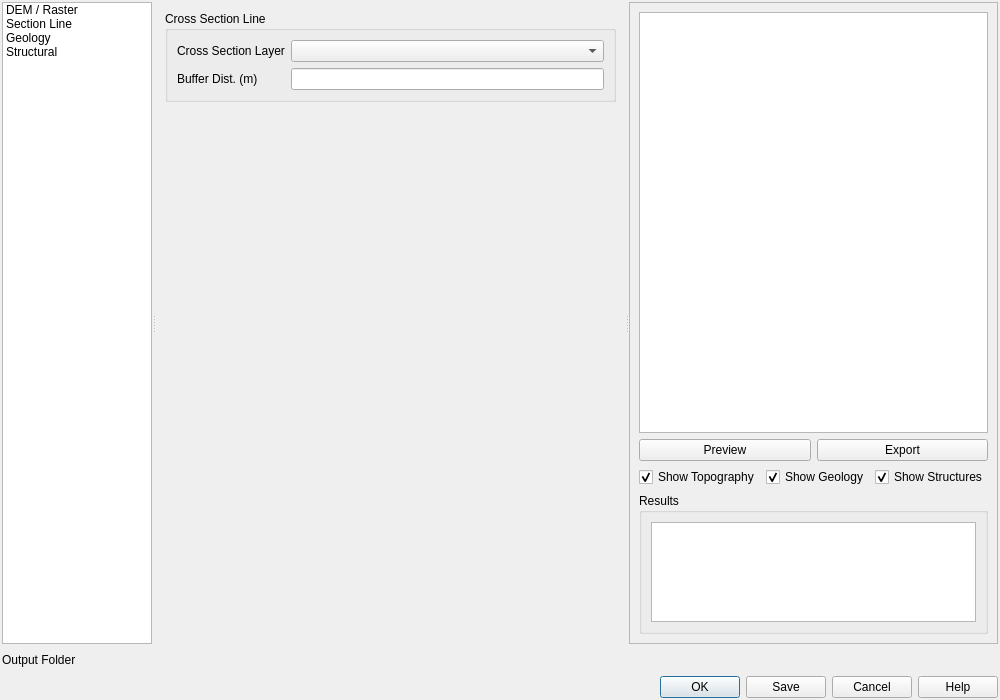
First picture: the form in gui/ui/main_dialog_base.ui, repository geociencio/sec_interp, before the edit.
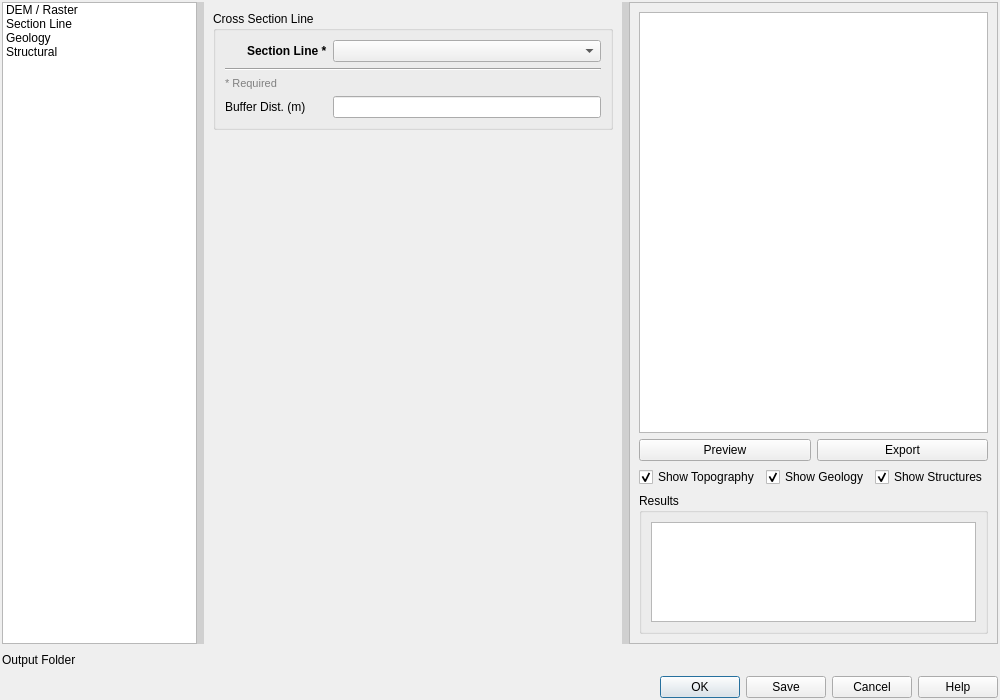
Second picture: the form after the edit. The open tabs and pages were chosen to show the change. Icons and pictures are not drawn. Custom widgets are drawn as their Qt base class.

Commit message:
feat(ui): add required field indicators and fix deprecated QGIS APIs
Add dynamic status icons for required fields (Raster Layer and Section Line)
that change from warning to success when a valid layer is selected.

- Add bold labels with asterisks and '* Required' indicator
- Add horizontal separator between required and optional fields
- Set column stretch to minimize icon/label spacing
- Update QgsField to use QMetaType.Type for QGIS 3.38+ compatibility
- Update QgsVectorFileWriter to use new static create() method
- Add project documentation files

```diff
--- a/gui/ui/main_dialog_base.ui
+++ b/gui/ui/main_dialog_base.ui
@@ -34,11 +34,25 @@
      <property name="orientation">
       <enum>Qt::Horizontal</enum>
      </property>
+     <property name="handleWidth">
+      <number>7</number>
+     </property>
+     <property name="childrenCollapsible">
+      <bool>true</bool>
+     </property>
+     <property name="styleSheet">
+      <string notr="true">QSplitter::handle {
+    background-color: #d0d0d0;
+}
+QSplitter::handle:hover {
+    background-color: #a0a0a0;
+}</string>
+     </property>
      <widget class="QListWidget" name="listWidget">
-      <property name="maximumSize">
+      <property name="minimumSize">
        <size>
-        <width>150</width>
-        <height>16777215</height>
+        <width>100</width>
+        <height>0</height>
        </size>
       </property>
       <property name="iconSize">
@@ -96,42 +110,91 @@
            <string>Digital Elevation Model</string>
           </property>
           <layout class="QGridLayout" name="gridLayout_dem">
+           <property name="horizontalSpacing">
+            <number>6</number>
+           </property>
+           <property name="verticalSpacing">
+            <number>6</number>
+           </property>
            <item row="0" column="0">
+            <widget class="QLabel" name="raster_status_icon">
+             <property name="minimumSize">
+              <size>
+               <width>16</width>
+               <height>16</height>
+              </size>
+             </property>
+             <property name="maximumSize">
+              <size>
+               <width>16</width>
+               <height>16</height>
+              </size>
+             </property>
+             <property name="text">
+              <string/>
+             </property>
+             <property name="pixmap">
+              <pixmap/>
+             </property>
+             <property name="scaledContents">
+              <bool>false</bool>
+             </property>
+             <property name="alignment">
+              <set>Qt::AlignRight|Qt::AlignTrailing|Qt::AlignVCenter</set>
+             </property>
+            </widget>
+           </item>
+           <item row="0" column="1">
             <widget class="QLabel" name="label_3">
+             <property name="font">
+              <font>
+               <weight>75</weight>
+               <bold>true</bold>
+              </font>
+             </property>
+             <property name="alignment">
+              <set>Qt::AlignLeading|Qt::AlignLeft|Qt::AlignVCenter</set>
+             </property>
              <property name="text">
-              <string>Raster Layer</string>
+              <string>Raster Layer *</string>
              </property>
             </widget>
            </item>
-           <item row="0" column="1" colspan="3">
+           <item row="0" column="2" colspan="3">
             <widget class="QgsMapLayerComboBox" name="rasterdem">
              <property name="toolTip">
               <string>Select the raster DEM (Digital Elevation Model) layer to extract yhe topographic profile</string>
              </property>
             </widget>
            </item>
-           <item row="1" column="0">
+           <item row="1" column="1">
             <widget class="QLabel" name="label_12">
              <property name="text">
               <string>Band</string>
              </property>
             </widget>
            </item>
-           <item row="1" column="1">
+           <item row="1" column="2">
             <widget class="QgsRasterBandComboBox" name="band">
+             <property name="minimumSize">
+              <size>
+               <width>107</width>
+               <height>0</height>
+              </size>
+             </property>
              <property name="toolTip">
               <string>Select the raster band to use (typically band 1 for DEMs)</string>
              </property>
             </widget>
            </item>
-           <item row="1" column="2">
+           <item row="1" column="3">
             <widget class="QLabel" name="label_13">
              <property name="text">
               <string>Resolution</string>
              </property>
             </widget>
            </item>
-           <item row="1" column="3">
+           <item row="1" column="4">
             <layout class="QHBoxLayout" name="horizontalLayout_res">
              <item>
               <widget class="QLineEdit" name="resln">
@@ -212,31 +275,96 @@
            <string>Cross Section Line</string>
           </property>
           <layout class="QGridLayout" name="gridLayout_section">
+           <property name="horizontalSpacing">
+            <number>6</number>
+           </property>
+           <property name="verticalSpacing">
+            <number>6</number>
+           </property>
            <item row="0" column="0">
+            <widget class="QLabel" name="section_status_icon">
+             <property name="minimumSize">
+              <size>
+               <width>16</width>
+               <height>16</height>
+              </size>
+             </property>
+             <property name="maximumSize">
+              <size>
+               <width>16</width>
+               <height>16</height>
+              </size>
+             </property>
+             <property name="text">
+              <string/>
+             </property>
+             <property name="pixmap">
+              <pixmap/>
+             </property>
+             <property name="scaledContents">
+              <bool>false</bool>
+             </property>
+             <property name="alignment">
+              <set>Qt::AlignRight|Qt::AlignTrailing|Qt::AlignVCenter</set>
+             </property>
+            </widget>
+           </item>
+           <item row="0" column="1">
             <widget class="QLabel" name="label_9">
+             <property name="font">
+              <font>
+               <weight>75</weight>
+               <bold>true</bold>
+              </font>
+             </property>
+             <property name="alignment">
+              <set>Qt::AlignLeading|Qt::AlignLeft|Qt::AlignVCenter</set>
+             </property>
              <property name="text">
-              <string>Cross Section Layer</string>
-             </property>
-             <property name="wordWrap">
-              <bool>true</bool>
+              <string>Section Line *</string>
              </property>
             </widget>
            </item>
-           <item row="0" column="1">
+           <item row="0" column="2">
             <widget class="QgsMapLayerComboBox" name="crossline">
              <property name="toolTip">
               <string>Select the line layer that defines the cross-section profile path</string>
              </property>
             </widget>
            </item>
-           <item row="1" column="0">
+           <item row="1" column="0" colspan="3">
+            <widget class="QFrame" name="separator_required">
+             <property name="frameShape">
+              <enum>QFrame::HLine</enum>
+             </property>
+             <property name="frameShadow">
+              <enum>QFrame::Sunken</enum>
+             </property>
+            </widget>
+           </item>
+           <item row="2" column="0" colspan="3">
+            <widget class="QLabel" name="label_required">
+             <property name="font">
+              <font>
+               <pointsize>8</pointsize>
+              </font>
+             </property>
+             <property name="styleSheet">
+              <string notr="true">color: #808080;</string>
+             </property>
+             <property name="text">
+              <string>* Required</string>
+             </property>
+            </widget>
+           </item>
+           <item row="3" column="0" colspan="2">
             <widget class="QLabel" name="label_17">
              <property name="text">
               <string>Buffer Dist. (m)</string>
              </property>
             </widget>
            </item>
-           <item row="1" column="1">
+           <item row="3" column="2">
             <widget class="QLineEdit" name="buffer_distance">
              <property name="toolTip">
               <string>&lt;html&gt;&lt;head/&gt;&lt;body&gt;&lt;p&gt;Buffer distance in meters around the cross-section line&lt;/p&gt;&lt;p&gt;to include structural measurements. Default: 100m&lt;/p&gt;&lt;/body&gt;&lt;/html&gt;</string>
```
The commit also changes 9 other files.
